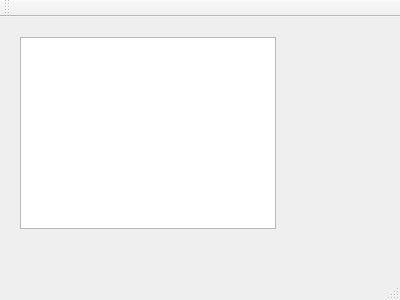
First picture: the form in mainwindow.ui, repository helarion/Application-JDR, before the edit.
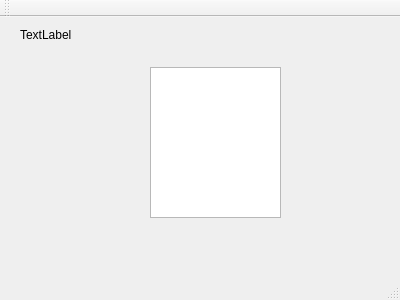
Second picture: the form after the edit.

What changed in the file:
```diff
--- a/mainwindow.ui
+++ b/mainwindow.ui
@@ -17,12 +17,25 @@
    <widget class="QListView" name="listJeu">
     <property name="geometry">
      <rect>
+      <x>150</x>
+      <y>50</y>
+      <width>131</width>
+      <height>151</height>
+     </rect>
+    </property>
+   </widget>
+   <widget class="QLabel" name="label_test">
+    <property name="geometry">
+     <rect>
       <x>20</x>
-      <y>20</y>
-      <width>256</width>
-      <height>192</height>
+      <y>10</y>
+      <width>55</width>
+      <height>16</height>
      </rect>
     </property>
+    <property name="text">
+     <string>TextLabel</string>
+    </property>
    </widget>
   </widget>
   <widget class="QMenuBar" name="menuBar">
```
